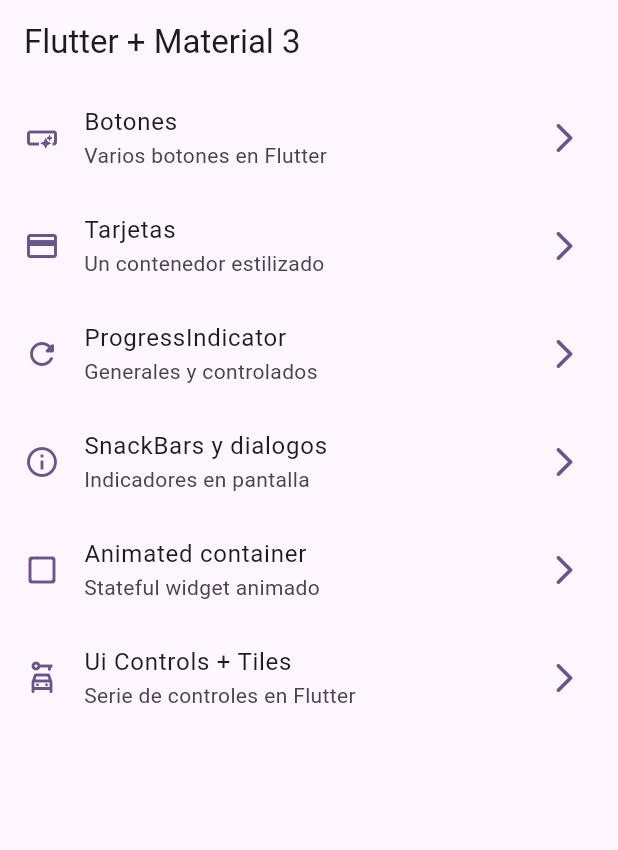
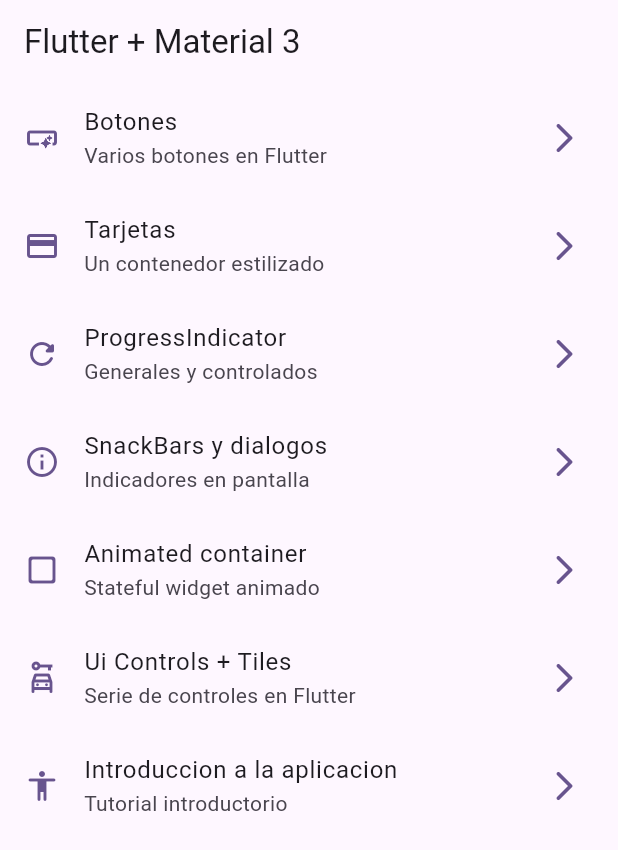
Before and after one commit to ElianC13/widgets_app, a Flutter app: the screen it shows after launch, on a phone screen of 412 x 824 dp. Shown: the top 850 px of the screen. Run offline on Flutter 3.47's test engine with Material 3 defaults, Android fonts, the phone set to English and light mode, and no system bars; our stand-ins replace go_router.

Commit message:
img agregadas

```diff
--- a/lib/config/menu/menu_items.dart
+++ b/lib/config/menu/menu_items.dart
@@ -51,6 +51,12 @@ const appMenutItems = <MenuItem> [
     link: "/ui-controls",
     icon: Icons.car_rental_outlined
     ),
+  MenuItem(
+    title: "Introduccion a la aplicacion",
+    subTitle: "Tutorial introductorio",
+    link: "/tutorial",
+    icon: Icons.accessibility_rounded
+    ),
 
 
 ];
--- a/lib/config/router/app_router.dart
+++ b/lib/config/router/app_router.dart
@@ -43,5 +43,10 @@ final appRouter = GoRouter(
       name: UiControlsScreen.name,
       builder:(context, state) => const UiControlsScreen()
     ),
+    GoRoute (
+      path:'/tutorial',
+      name: AppTutorialScreen.name,
+      builder:(context, state) => const AppTutorialScreen()
+    ),
   ]
 );
--- a/pubspec.yaml
+++ b/pubspec.yaml
@@ -18,3 +18,7 @@ dev_dependencies:
 
 flutter:
   uses-material-design: true
+
+
+assets:
+  - assets/images/
```
Also changed, not shown: assets/Images/1.png (added), assets/Images/2.png (added), assets/Images/3.png (added), assets/Images/jar-loading.gif (added).
